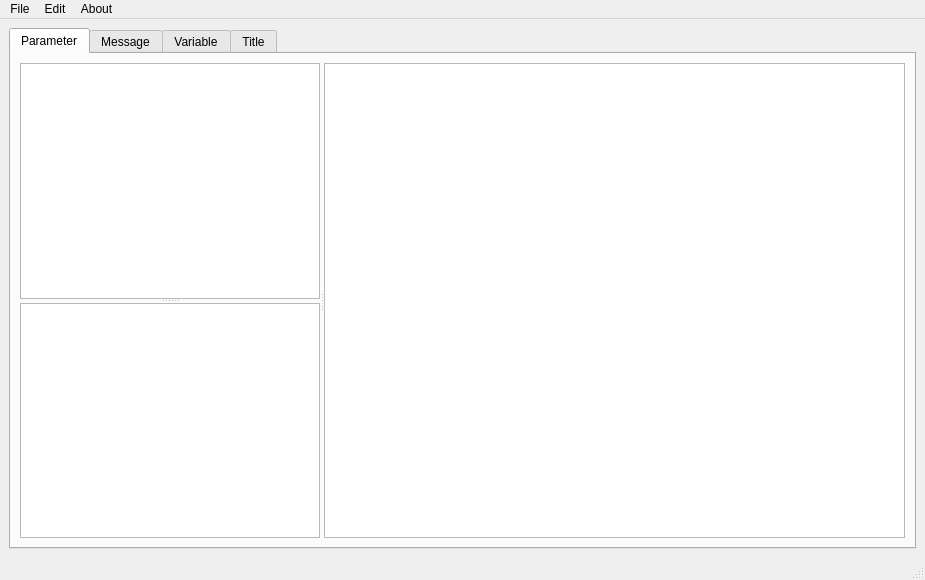
Old version of the form mainwindow.ui in the repository coreanq/table_editor3.
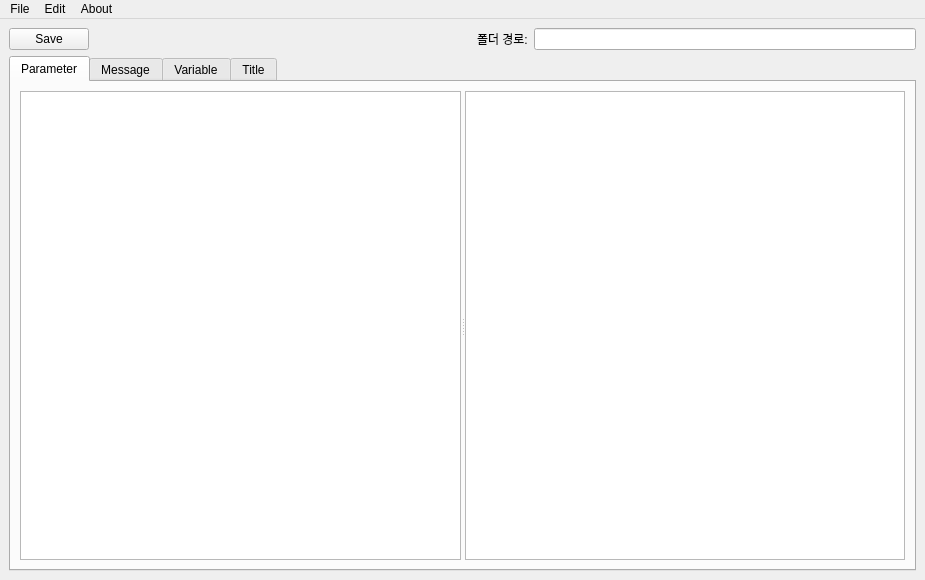
New version of the form. The open tabs and pages were chosen to show the change.

Commit message: column 정보 추가 combobox 가 variable 리스트를 나타내야 되는 경우 해당 컬럼 사이즈 증가 시키도록 함 첫 시작시 parameter 리스트가 아무것도 안나타나게 proxy model 수정

The edit to the form file:
```diff
--- a/mainwindow.ui
+++ b/mainwindow.ui
@@ -16,6 +16,40 @@
   <widget class="QWidget" name="centralwidget">
    <layout class="QGridLayout" name="gridLayout">
     <item row="0" column="0">
+     <layout class="QHBoxLayout" name="horizontalLayout">
+      <item>
+       <widget class="QPushButton" name="btnSave">
+        <property name="text">
+         <string>Save</string>
+        </property>
+       </widget>
+      </item>
+      <item>
+       <spacer name="horizontalSpacer">
+        <property name="orientation">
+         <enum>Qt::Horizontal</enum>
+        </property>
+        <property name="sizeHint" stdset="0">
+         <size>
+          <width>40</width>
+          <height>20</height>
+         </size>
+        </property>
+       </spacer>
+      </item>
+      <item>
+       <widget class="QLabel" name="label">
+        <property name="text">
+         <string>폴더 경로:</string>
+        </property>
+       </widget>
+      </item>
+      <item>
+       <widget class="QLineEdit" name="lineSourcePath"/>
+      </item>
+     </layout>
+    </item>
+    <item row="1" column="0">
      <widget class="QTabWidget" name="tabWidget">
       <property name="currentIndex">
        <number>1</number>
@@ -33,7 +67,7 @@
           <widget class="QSplitter" name="splitter">
            <property name="maximumSize">
             <size>
-             <width>300</width>
+             <width>500</width>
              <height>16777215</height>
             </size>
            </property>
@@ -43,15 +77,7 @@
            <widget class="QTableView" name="viewGroup">
             <property name="maximumSize">
              <size>
-              <width>300</width>
-              <height>16777215</height>
-             </size>
-            </property>
-           </widget>
-           <widget class="QTableView" name="viewGroupInfo">
-            <property name="maximumSize">
-             <size>
-              <width>300</width>
+              <width>500</width>
               <height>16777215</height>
              </size>
             </property>
@@ -153,7 +179,6 @@
    <addaction name="menuEdit"/>
    <addaction name="menuAbout"/>
   </widget>
-  <widget class="QStatusBar" name="statusbar"/>
   <action name="actionCooy_c">
    <property name="text">
     <string>Copy</string>
```
Left out of the diff: 8 changed lines with no effect on the pictures. The commit also changes 4 other files.
